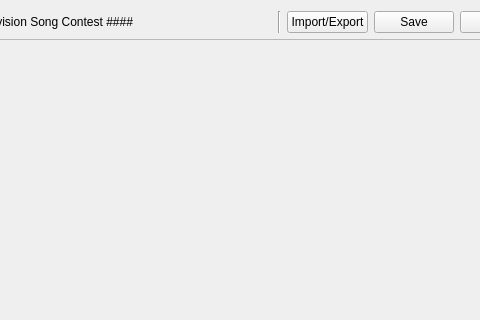
Old version of the form ranking_widget.ui in the repository GiaFil7/esc_app; both pictures show x 136 to 616 and y 0 to 320 of the 755 by 584 pixel window.
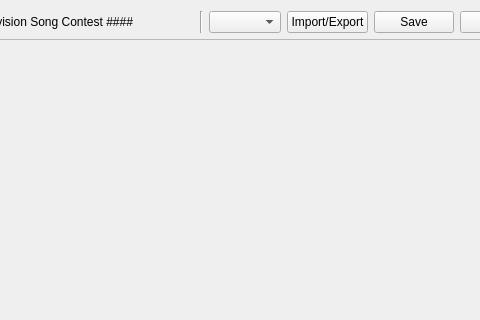
New version of the form. Icons and pictures are not drawn.

```diff
--- a/ranking_widget.ui
+++ b/ranking_widget.ui
@@ -63,6 +63,16 @@
          </property>
         </widget>
        </item>
+       <item>
+        <widget class="QComboBox" name="show_combo_box">
+         <property name="sizePolicy">
+          <sizepolicy hsizetype="Fixed" vsizetype="Fixed">
+           <horstretch>0</horstretch>
+           <verstretch>0</verstretch>
+          </sizepolicy>
+         </property>
+        </widget>
+       </item>
        <item>
         <widget class="QPushButton" name="import_export_button">
          <property name="sizePolicy">
```
